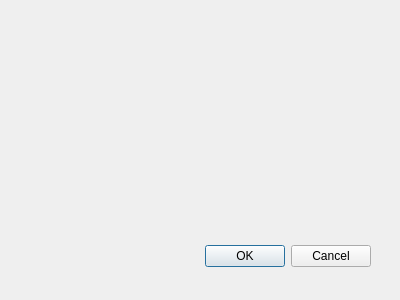
This is iGroceryQT/iGrocery/gooddialog.ui in KiraSunnight/iGrocery as Qt 5 draws it before an edit. The edited form follows.
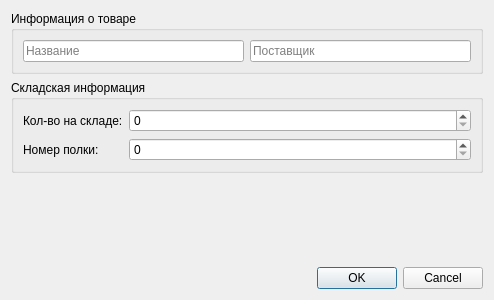
This is the edited form.

```diff
--- a/iGroceryQT/iGrocery/gooddialog.ui
+++ b/iGroceryQT/iGrocery/gooddialog.ui
@@ -8,29 +8,122 @@
    <rect>
     <x>0</x>
     <y>0</y>
-    <width>400</width>
+    <width>494</width>
     <height>300</height>
    </rect>
   </property>
+  <property name="minimumSize">
+   <size>
+    <width>494</width>
+    <height>300</height>
+   </size>
+  </property>
+  <property name="maximumSize">
+   <size>
+    <width>494</width>
+    <height>300</height>
+   </size>
+  </property>
   <property name="windowTitle">
    <string>Dialog</string>
   </property>
-  <widget name="buttonBox" class="QDialogButtonBox">
-   <property name="geometry">
-    <rect>
-     <x>30</x>
-     <y>240</y>
-     <width>341</width>
-     <height>32</height>
-    </rect>
-   </property>
-   <property name="orientation">
-    <enum>Qt::Horizontal</enum>
-   </property>
-   <property name="standardButtons">
-    <set>QDialogButtonBox::Cancel|QDialogButtonBox::Ok</set>
-   </property>
-  </widget>
+  <layout class="QVBoxLayout" name="verticalLayout">
+   <item>
+    <widget class="QGroupBox" name="baseInfoBox">
+     <property name="title">
+      <string>Информация о товаре</string>
+     </property>
+     <layout class="QHBoxLayout" name="horizontalLayout">
+      <item>
+       <widget class="QLineEdit" name="name">
+        <property name="placeholderText">
+         <string>Название</string>
+        </property>
+       </widget>
+      </item>
+      <item>
+       <widget class="QLineEdit" name="provider">
+        <property name="placeholderText">
+         <string>Поставщик</string>
+        </property>
+       </widget>
+      </item>
+     </layout>
+    </widget>
+   </item>
+   <item>
+    <widget class="QGroupBox" name="groupBox_2">
+     <property name="title">
+      <string>Складская информация</string>
+     </property>
+     <layout class="QFormLayout" name="formLayout">
+      <item row="0" column="0">
+       <widget class="QLabel" name="label">
+        <property name="text">
+         <string>Кол-во на складе:</string>
+        </property>
+       </widget>
+      </item>
+      <item row="0" column="1">
+       <widget class="QSpinBox" name="amountInStorage">
+        <property name="suffix">
+         <string/>
+        </property>
+        <property name="prefix">
+         <string/>
+        </property>
+        <property name="maximum">
+         <number>100000000</number>
+        </property>
+       </widget>
+      </item>
+      <item row="1" column="0">
+       <widget class="QLabel" name="label_2">
+        <property name="text">
+         <string>Номер полки:</string>
+        </property>
+       </widget>
+      </item>
+      <item row="1" column="1">
+       <widget class="QSpinBox" name="shelfNumber">
+        <property name="suffix">
+         <string/>
+        </property>
+        <property name="prefix">
+         <string/>
+        </property>
+        <property name="maximum">
+         <number>100000000</number>
+        </property>
+       </widget>
+      </item>
+     </layout>
+    </widget>
+   </item>
+   <item>
+    <spacer name="verticalSpacer">
+     <property name="orientation">
+      <enum>Qt::Vertical</enum>
+     </property>
+     <property name="sizeHint" stdset="0">
+      <size>
+       <width>20</width>
+       <height>106</height>
+      </size>
+     </property>
+    </spacer>
+   </item>
+   <item>
+    <widget class="QDialogButtonBox" name="buttonBox">
+     <property name="orientation">
+      <enum>Qt::Horizontal</enum>
+     </property>
+     <property name="standardButtons">
+      <set>QDialogButtonBox::Cancel|QDialogButtonBox::Ok</set>
+     </property>
+    </widget>
+   </item>
+  </layout>
  </widget>
  <pixmapfunction/>
  <resources/>
```
Left out of the diff: 7 changed lines with no effect on the pictures.
